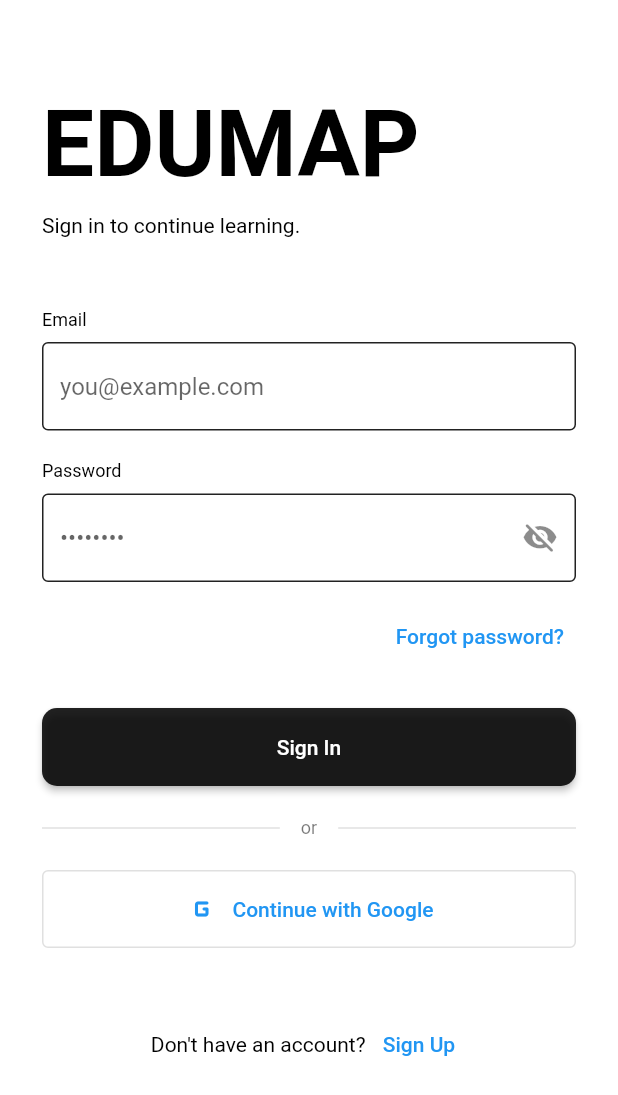
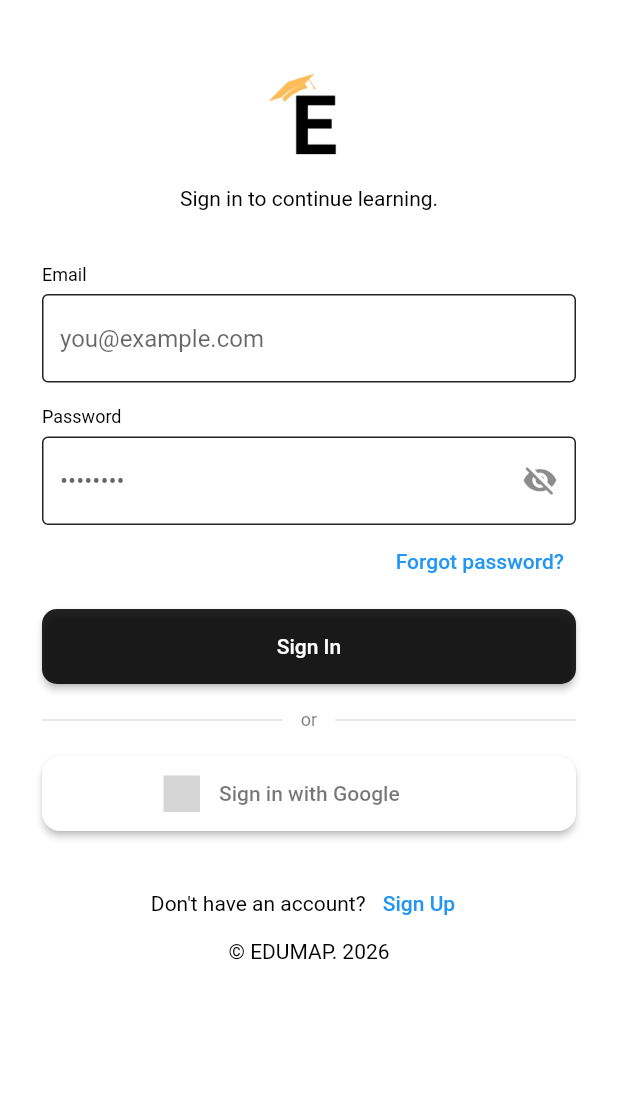
Before and after one commit to hellotasir/flutter-education-app, a Flutter app: the screen it shows after launch, on a phone screen of 412 x 824 dp. Shown: the top 1095 px of the screen. Run offline on Flutter 3.47's test engine with Material 3 defaults, Android fonts, the phone set to English and light mode, and no system bars; drawn by our look-alikes of sign_in_button; our stand-ins replace connectivity_plus, firebase_core, flutter_dotenv, google_sign_in, supabase_flutter; accounts and stored records are empty; generated files the repository leaves out were written again; grey boxes are pictures that could not be loaded.

Commit message:
sign in, signup, resetpassword, google sign in complete setup

```diff
--- a/lib/main.dart
+++ b/lib/main.dart
@@ -1,13 +1,16 @@
+import 'package:firebase_core/firebase_core.dart';
 import 'package:flutter/material.dart';
-import 'package:flutter_education_app/model/constants/app_details.dart';
+import 'package:flutter_education_app/firebase_options.dart';
 import 'package:flutter_education_app/ui/screens/splash_screen.dart';
+import 'package:flutter_education_app/ui/widgets/material_widget.dart';
 import 'package:supabase_flutter/supabase_flutter.dart';
 import 'package:flutter_dotenv/flutter_dotenv.dart';
-import 'package:flutter_education_app/ui/theme/app_theme.dart';
 
 Future<void> main() async {
   WidgetsFlutterBinding.ensureInitialized();
   await dotenv.load(fileName: ".env.development");
+
+  await Firebase.initializeApp(options: DefaultFirebaseOptions.currentPlatform);
 
   await Supabase.initialize(
     url: dotenv.env['SUPABASE_URL']!,
@@ -22,13 +25,6 @@ class MyApp extends StatelessWidget {
 
   @override
   Widget build(BuildContext context) {
-    return MaterialApp(
-      title: appName,
-      darkTheme: AppTheme.darkTheme,
-      theme: AppTheme.lightTheme,
-      themeMode: ThemeMode.system,
-      debugShowCheckedModeBanner: false,
-      home: SplashScreen(),
-    );
+    return MaterialWidget(child: SplashScreen());
   }
 }
--- a/lib/model/constants/app_details.dart
+++ b/lib/model/constants/app_details.dart
@@ -1 +1,2 @@
 const appName = "EDUMAP";
+final inc = "© $appName. ${DateTime.now().year}";
--- a/lib/ui/screens/user/auth/auth_screen.dart
+++ b/lib/ui/screens/user/auth/auth_screen.dart
@@ -1,8 +1,10 @@
 import 'package:flutter/material.dart';
 import 'package:flutter_education_app/model/repositories/auth_repository.dart';
+import 'package:flutter_education_app/routers/app_navigator.dart';
 import 'package:flutter_education_app/ui/screens/home_screen.dart';
 import 'package:flutter_education_app/ui/screens/user/auth/login_screen.dart';
 import 'package:flutter_education_app/ui/screens/user/error_screen.dart';
+import 'package:flutter_education_app/ui/widgets/loading_indicator.dart';
 import 'package:supabase_flutter/supabase_flutter.dart';
 
 class AuthScreen extends StatelessWidget {
@@ -14,16 +16,16 @@ class AuthScreen extends StatelessWidget {
       stream: AuthRepository().authChanges,
       builder: (context, snapshot) {
         if (snapshot.connectionState == ConnectionState.waiting) {
-          return const Scaffold(
-            body: Center(child: CircularProgressIndicator()),
-          );
+          return const Scaffold(body: Center(child: LoadingIndicator()));
         }
 
         if (snapshot.hasError) {
           return ErrorScreen(
             errorType: ErrorType.server,
             message: snapshot.error?.toString(),
-            onRetry: () {},
+            onRetry: () {
+              AppNavigator(screen: AuthScreen()).navigate(context);
+            },
           );
         }
 
--- a/lib/ui/screens/user/auth/login_screen.dart
+++ b/lib/ui/screens/user/auth/login_screen.dart
@@ -1,11 +1,17 @@
+// ignore_for_file: unrelated_type_equality_checks
+
 import 'package:flutter/material.dart';
+import 'package:flutter_dotenv/flutter_dotenv.dart';
 import 'package:flutter_education_app/model/constants/app_details.dart';
 import 'package:flutter_education_app/model/repositories/auth_repository.dart';
 import 'package:flutter_education_app/routers/app_navigator.dart';
+import 'package:flutter_education_app/ui/widgets/material_widget.dart';
 import 'package:flutter_education_app/ui/widgets/snackbar_widget.dart';
+import 'package:google_sign_in/google_sign_in.dart';
+import 'package:sign_in_button/sign_in_button.dart';
 import 'package:supabase_flutter/supabase_flutter.dart';
+import 'reset_password_screen.dart';
 import 'signup_screen.dart';
-import 'reset_password_screen.dart';
 
 class LoginScreen extends StatefulWidget {
   const LoginScreen({super.key});
@@ -20,12 +26,12 @@ class _LoginScreenState extends State<LoginScreen>
   final _passwordController = TextEditingController();
   final _repo = AuthRepository();
 
-  bool _loading = false;
-  bool _obscurePassword = true;
-
   late final AnimationController _animController;
   late final Animation<double> _fadeAnim;
   late final Animation<Offset> _slideAnim;
+
+  bool _loading = false;
+  bool _obscurePassword = true;
 
   @override
   void initState() {
@@ -33,13 +39,13 @@ class _LoginScreenState extends State<LoginScreen>
     _animController = AnimationController(
       vsync: this,
       duration: const Duration(milliseconds: 900),
-    );
+    )..forward();
+
     _fadeAnim = CurvedAnimation(parent: _animController, curve: Curves.easeOut);
     _slideAnim = Tween<Offset>(begin: const Offset(0, 0.12), end: Offset.zero)
         .animate(
           CurvedAnimation(parent: _animController, curve: Curves.easeOutCubic),
         );
-    _animController.forward();
   }
 
   @override
@@ -50,46 +56,71 @@ class _LoginScreenState extends State<LoginScreen>
     super.dispose();
   }
 
+  void _showSnackbar(String message) =>
+      SnackbarWidget(message: message).showSnackbar(context);
+
   Future<void> _login() async {
     final email = _emailController.text.trim();
     final password = _passwordController.text.trim();
 
     if (email.isEmpty || password.isEmpty) {
-      SnackbarWidget(
-        message: 'Please fill in all fields',
-      ).showSnackbar(context);
+      _showSnackbar('Please fill in all fields');
       return;
     }
 
     setState(() => _loading = true);
-
     try {
       await _repo.login(email, password);
     } catch (e) {
-      if (mounted) {
-        SnackbarWidget(message: e.toString()).showSnackbar(context);
-      }
+      if (mounted) _showSnackbar(e.toString());
     } finally {
       if (mounted) setState(() => _loading = false);
     }
   }
 
-  Future<void> _loginWithGoogle() async {
-    setState(() => _loading = true);
-    try {
-      await _repo.signInWithOAuth(OAuthProvider.google);
-    } catch (e) {
-      if (mounted) {
-        SnackbarWidget(message: e.toString()).showSnackbar(context);
+  Future<void> _nativeGoogleSignIn() async {
+    final webClientId = dotenv.env['SUPABASE_GOOGLE_CLIENT_ID_WEB'];
+
+    final scopes = ['email', 'profile'];
+    final googleSignIn = GoogleSignIn.instance;
+
+    await googleSignIn.initialize(
+      serverClientId: webClientId,
+      clientId: webClientId,
+    );
+
+    GoogleSignInAccount? googleUser = await googleSignIn
+        .attemptLightweightAuthentication();
+
+    googleUser ??= await googleSignIn.authenticate();
+
+    final authorization =
+        await googleUser.authorizationClient.authorizationForScopes(scopes) ??
+        await googleUser.authorizationClient.authorizeScopes(scopes);
+
+    final idToken = googleUser.authentication.idToken;
+
+    if (idToken == null) {
+      throw AuthException('No ID Token found.');
     }
-    } finally {
-      if (mounted) setState(() => _loading = false);
+
+    await _repo.signInWithIdToken(
+      provider: OAuthProvider.google,
+      idToken: idToken,
+      accessToken: authorization.accessToken,
+    );
   }
-  }
+
+  void _navigate(Widget screen) =>
+      AppNavigator(screen: screen).navigate(context);
 
   @override
   Widget build(BuildContext context) {
-    return Scaffold(
+    final isDark =
+        (Theme.of(context).brightness == Brightness.dark) != ThemeMode.dark;
+
+    return MaterialWidget(
+      child: Scaffold(
         body: SafeArea(
           child: SingleChildScrollView(
             padding: const EdgeInsets.symmetric(horizontal: 28),
@@ -100,45 +131,49 @@ class _LoginScreenState extends State<LoginScreen>
                 child: Column(
                   crossAxisAlignment: CrossAxisAlignment.start,
                   children: [
-                  const SizedBox(height: 60),
+                    const SizedBox(height: 44),
 
-                  Text(
-                    appName,
-                    style: TextStyle(
-                      fontSize: MediaQuery.of(context).size.width * 0.15,
-                      fontWeight: FontWeight.bold,
+                    // Logo
+                    Center(
+                      child: Image.asset(
+                        isDark
+                            ? 'assets/edumap-transparent-icon.png'
+                            : 'assets/edumap-black-transparent-icon.png',
+                        height: 72,
+                      ),
+                    ),
+                    const SizedBox(height: 8),
+                    Center(
+                      child: Text(
+                        'Sign in to continue learning.',
+                        style: Theme.of(context).textTheme.bodyMedium,
                       ),
                     ),
 
-                  const SizedBox(height: 10),
+                    const SizedBox(height: 36),
 
-                  Text(
-                    'Sign in to continue learning.',
-                    style: Theme.of(context).textTheme.bodyMedium,
-                  ),
-
-                  const SizedBox(height: 48),
-
-                  Text('Email', style: Theme.of(context).textTheme.labelMedium),
-                  const SizedBox(height: 8),
+                    // Email field
+                    _FieldLabel('Email'),
+                    const SizedBox(height: 6),
                     TextField(
                       controller: _emailController,
                       keyboardType: TextInputType.emailAddress,
+                      textInputAction: TextInputAction.next,
                       decoration: const InputDecoration(
                         hintText: 'you@example.com',
                       ),
                     ),
 
-                  const SizedBox(height: 20),
+                    const SizedBox(height: 16),
 
-                  Text(
-                    'Password',
-                    style: Theme.of(context).textTheme.labelMedium,
-                  ),
-                  const SizedBox(height: 8),
+                    // Password field
+                    _FieldLabel('Password'),
+                    const SizedBox(height: 6),
                     TextField(
                       controller: _passwordController,
                       obscureText: _obscurePassword,
+                      textInputAction: TextInputAction.done,
+                      onSubmitted: (_) => _loading ? null : _login(),
                       decoration: InputDecoration(
                         hintText: '••••••••',
                         suffixIcon: IconButton(
@@ -154,31 +189,27 @@ class _LoginScreenState extends State<LoginScreen>
                       ),
                     ),
 
-                  const SizedBox(height: 12),
-
+                    // Forgot password
                     Align(
                       alignment: Alignment.centerRight,
                       child: TextButton(
-                      onPressed: () {
-                        AppNavigator(
-                          screen: ResetPasswordScreen(),
-                        ).navigate(context);
-                      },
+                        onPressed: () => _navigate(const ResetPasswordScreen()),
                         child: const Text('Forgot password?'),
                       ),
                     ),
 
-                  const SizedBox(height: 24),
+                    const SizedBox(height: 8),
 
+                    // Sign In button
                     SizedBox(
                       width: double.infinity,
-                    height: 52,
+                      height: 50,
                       child: ElevatedButton(
                         onPressed: _loading ? null : _login,
                         child: _loading
                             ? const SizedBox(
-                              width: 22,
-                              height: 22,
+                                width: 20,
+                                height: 20,
                                 child: CircularProgressIndicator(
                                   strokeWidth: 2.5,
                                 ),
@@ -187,13 +218,14 @@ class _LoginScreenState extends State<LoginScreen>
                       ),
                     ),
 
-                  const SizedBox(height: 20),
+                    const SizedBox(height: 16),
 
+                    // Divider
                     Row(
                       children: [
                         const Expanded(child: Divider()),
                         Padding(
-                        padding: const EdgeInsets.symmetric(horizontal: 14),
+                          padding: const EdgeInsets.symmetric(horizontal: 12),
                           child: Text(
                             'or',
                             style: Theme.of(context).textTheme.bodySmall,
@@ -203,20 +235,26 @@ class _LoginScreenState extends State<LoginScreen>
                       ],
                     ),
 
-                  const SizedBox(height: 20),
+                    const SizedBox(height: 16),
 
+                    // Google Sign In
                     SizedBox(
                       width: double.infinity,
-                    height: 52,
-                    child: OutlinedButton.icon(
-                      onPressed: _loading ? null : _loginWithGoogle,
-                      icon: const Icon(Icons.g_mobiledata_rounded, size: 24),
-                      label: const Text('Continue with Google'),
+                      height: 50,
+                      child: SignInButton(
+                        Buttons.google,
+                        shape: RoundedRectangleBorder(
+                          borderRadius: BorderRadius.circular(12),
+                        ),
+                        onPressed: () {
+                          _nativeGoogleSignIn();
+                        },
                       ),
                     ),
 
-                  const SizedBox(height: 40),
+                    const SizedBox(height: 24),
 
+                    // Sign up row
                     Row(
                       mainAxisAlignment: MainAxisAlignment.center,
                       children: [
@@ -225,18 +263,16 @@ class _LoginScreenState extends State<LoginScreen>
                           style: Theme.of(context).textTheme.bodyMedium,
                         ),
                         TextButton(
-                        onPressed: () {
-                          AppNavigator(
-                            screen: SignupScreen(),
-                          ).navigate(context);
-                        },
+                          onPressed: () => _navigate(const SignupScreen()),
                           child: const Text('Sign Up'),
                         ),
                       ],
                     ),
 
-                  const SizedBox(height: 32),
+                    Center(child: Text(inc)),
+                    const SizedBox(height: 24),
                   ],
+                ),
               ),
             ),
           ),
@@ -245,3 +281,13 @@ class _LoginScreenState extends State<LoginScreen>
     );
   }
 }
+
+/// Tiny helper widget to avoid repeated style lookups for field labels.
+class _FieldLabel extends StatelessWidget {
+  const _FieldLabel(this.text);
+  final String text;
+
+  @override
+  Widget build(BuildContext context) =>
+      Text(text, style: Theme.of(context).textTheme.labelMedium);
+}
--- a/lib/ui/widgets/material_widget.dart
+++ b/lib/ui/widgets/material_widget.dart
@@ -13,6 +13,7 @@ class MaterialWidget extends StatelessWidget {
       title: appName,
       darkTheme: AppTheme.darkTheme,
       theme: AppTheme.lightTheme,
+      debugShowCheckedModeBanner: false,
       themeMode: ThemeMode.system,
       home: NetworkGuard(child: child),
     );
```
Also changed, not shown: lib/ui/screens/home_screen.dart (+7 -5 lines), lib/ui/screens/splash_screen.dart (+5 -2 lines), lib/ui/screens/user/auth/reset_password_screen.dart (+9 -3 lines), lib/ui/screens/user/auth/signup_screen.dart (+12 -5 lines), lib/ui/screens/user/error_screen.dart (+0 -12 lines), lib/ui/widgets/loading_indicator.dart (added, +12 -0 lines), pubspec.yaml (+7 -2 lines), pubspec.lock, 8 other files. Lines whose indentation alone changed are shown as unchanged.
